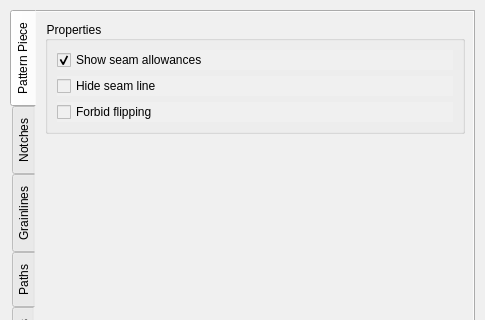
Old version of the form src/app/seamly2d/dialogs/configpages/preferencespatternpage.ui in the repository FashionFreedom/Seamly2D; both pictures show x 0 to 485 and y 0 to 320 of the 485 by 570 pixel window.
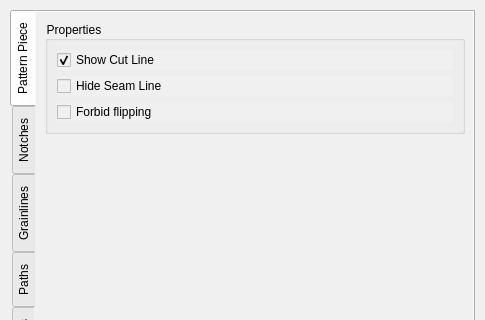
New version of the form. The open tabs and pages were chosen to show the change. Icons and pictures are not drawn. Custom widgets are drawn as their Qt base class.

Commit message:
fix: seam allowance with zero width
fix: seam allowance with zero width

```diff
--- a/src/app/seamly2d/dialogs/configpages/preferencespatternpage.ui
+++ b/src/app/seamly2d/dialogs/configpages/preferencespatternpage.ui
@@ -116,7 +116,7 @@
              </font>
             </property>
             <property name="text">
-             <string>Show seam allowances</string>
+             <string>Show Cut Line</string>
             </property>
             <property name="checked">
              <bool>true</bool>
@@ -140,7 +140,13 @@
              <string>By default hide the main path if the seam allowance was enabled</string>
             </property>
             <property name="text">
-             <string>Hide seam line</string>
+             <string>Hide Seam Line</string>
+            </property>
+            <property name="checkable">
+             <bool>true</bool>
+            </property>
+            <property name="checked">
+             <bool>false</bool>
             </property>
            </widget>
           </item>
```
Left out of the diff: 2 changed lines with no effect on the pictures. The commit also changes 7 other files.
